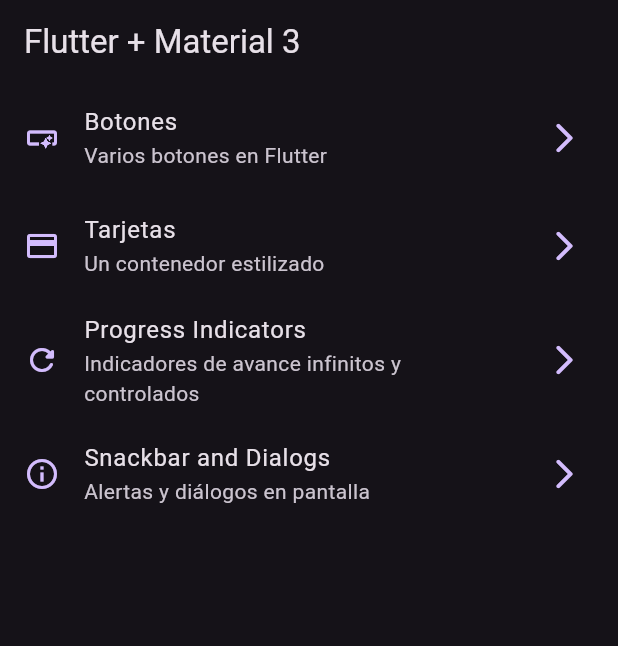
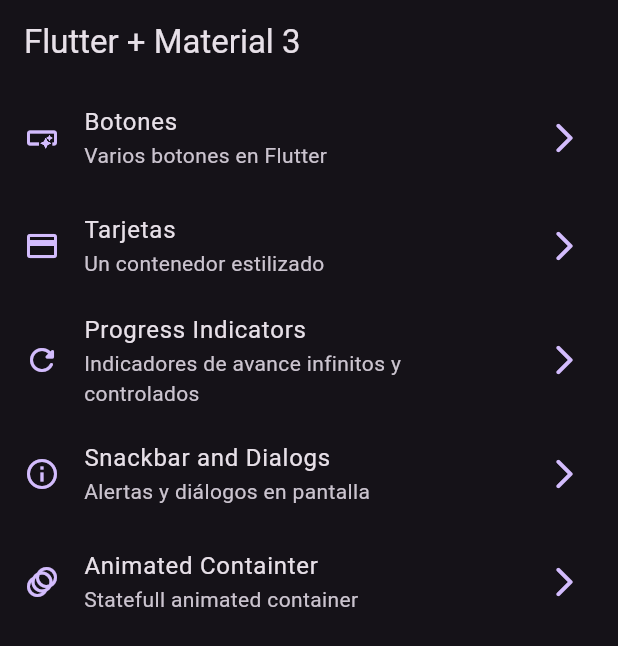
Before and after one commit to ferpaz/widget_app, a Flutter app: the screen it shows after launch, on a phone screen of 412 x 824 dp. Shown: the top 646 px of the screen. Run offline on Flutter 3.47's test engine with Material 2 defaults, Android fonts, the phone set to English and light mode, and no system bars; our stand-ins replace go_router.

Commit message:
Animated continer added

```diff
--- a/lib/config/menu/menu_items.dart
+++ b/lib/config/menu/menu_items.dart
@@ -15,6 +15,7 @@ class MenuItem {
 }
 
 const appMenuItems = <MenuItem> [
+
   MenuItem(
     title: 'Botones',
     subTitle: 'Varios botones en Flutter',
@@ -41,4 +42,13 @@ const appMenuItems = <MenuItem> [
     subTitle: 'Alertas y diálogos en pantalla',
     link: '/snackbar',
     icon: Icons.info_outline,
-  ),];
+  ),
+
+  MenuItem(
+    title: 'Animated Containter',
+    subTitle: 'Statefull animated container',
+    link: '/animated',
+    icon: Icons.animation_rounded,
+  ),
+
+];
--- a/lib/config/router/app_router.dart
+++ b/lib/config/router/app_router.dart
@@ -30,5 +30,10 @@ final appRouter = GoRouter(
       name: SnackbarScreen.screenName,
       builder: (context, state) => const SnackbarScreen(),
     ),
+    GoRoute(
+      path: '/animated',
+      name: AnimatedScreen.screenName,
+      builder: (context, state) => const AnimatedScreen(),
+    ),
   ]
 );
```
Also changed, not shown: lib/presentation/screens/animated/animated_screen.dart (+48 -2 lines).
